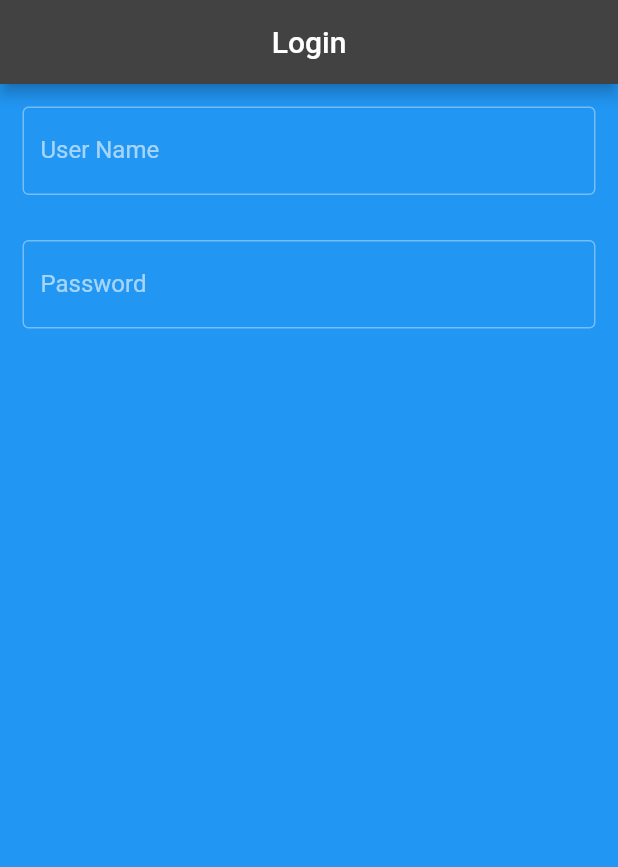
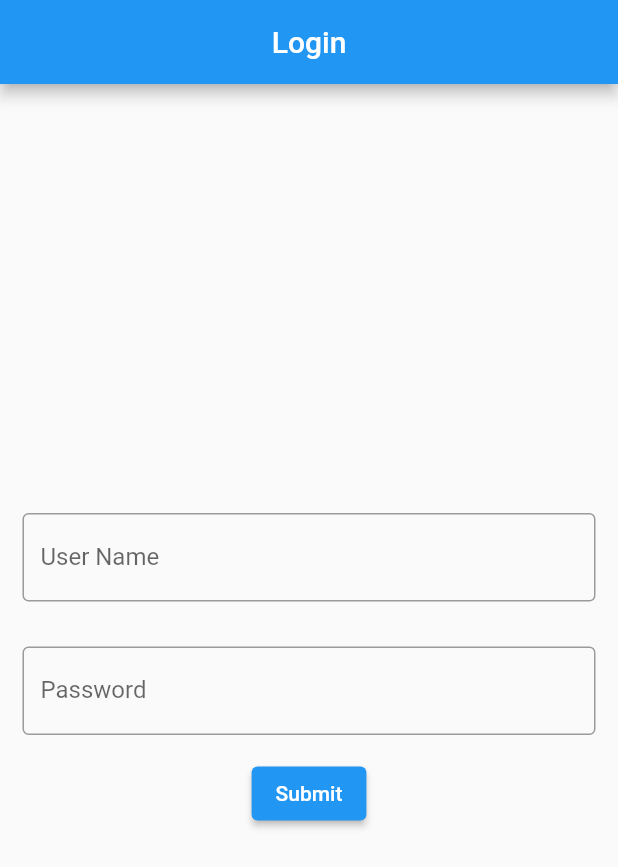
Before and after one commit to TechPertz/Heal-Life, a Flutter app: the screen it shows after launch, on a phone screen of 412 x 824 dp. Shown: the top 867 px of the screen. Run offline on Flutter 3.47's test engine with Material 2 defaults, Android fonts, the phone set to English and light mode, and no system bars.

Commit message:
basic structure

```diff
--- a/flutter_app/lib/main.dart
+++ b/flutter_app/lib/main.dart
@@ -1,5 +1,6 @@
 import 'package:flutter/material.dart';
 import 'screens/LoginPage.dart';
+import 'screens/HomePage.dart';
 
 void main() {
   runApp(const MyApp());
@@ -17,8 +18,13 @@ class _MyAppState extends State<MyApp> {
   Widget build(BuildContext context) {
     return MaterialApp(
       debugShowCheckedModeBanner: false,
-      theme: ThemeData.dark(),
-      home: LoginPage(),
+      theme: ThemeData.light(),
+      // home: LoginPage(),
+      initialRoute: LoginPage.id,
+      routes: {
+        LoginPage.id: (context) => LoginPage(),
+        HomePage.id: (context) => HomePage(),
+      },
     );
   }
 }
--- a/flutter_app/lib/screens/LoginPage.dart
+++ b/flutter_app/lib/screens/LoginPage.dart
@@ -1,7 +1,10 @@
+// ignore: file_names
 import 'package:flutter/material.dart';
+import 'package:flutter_app/screens/HomePage.dart';
 
 class LoginPage extends StatefulWidget {
   const LoginPage({Key? key}) : super(key: key);
+  static const String id = 'login_screen';
 
   @override
   State<LoginPage> createState() => _LoginPageState();
@@ -11,14 +14,15 @@ class _LoginPageState extends State<LoginPage> {
   @override
   Widget build(BuildContext context) {
     return Scaffold(
-        backgroundColor: Colors.blue,
         appBar: AppBar(
           title: const Text("Login"),
           centerTitle: true,
         ),
-        body: Column(
+        body: SafeArea(
+          child: Column(
+            mainAxisAlignment: MainAxisAlignment.center,
             children: <Widget>[
-            Padding(
+              const Padding(
                 padding: EdgeInsets.all(15),
                 child: TextField(
                   decoration: InputDecoration(
@@ -28,7 +32,7 @@ class _LoginPageState extends State<LoginPage> {
                   ),
                 ),
               ),
-            Padding(
+              const Padding(
                 padding: EdgeInsets.all(15),
                 child: TextField(
                   obscureText: true,
@@ -39,7 +43,14 @@ class _LoginPageState extends State<LoginPage> {
                   ),
                 ),
               ),
+              ElevatedButton(
+                onPressed: () {
+                  Navigator.pushNamed(context, HomePage.id);
+                },
+                child: const Text("Submit"),
+              ),
             ],
+          ),
         ));
   }
 }
```
Also changed, not shown: flutter_app/lib/screens/HomePage.dart (added, +86 -0 lines). Lines whose indentation alone changed are shown as unchanged.
